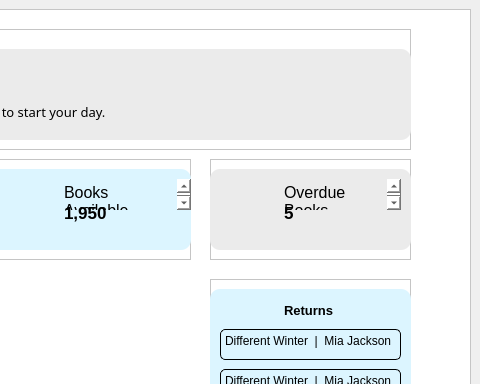
Qt form LIS/adminhome.ui (TenacioussD/library_information_system) before a commit; both pictures show x 539 to 1019 and y 0 to 384 of the 1019 by 670 pixel window.
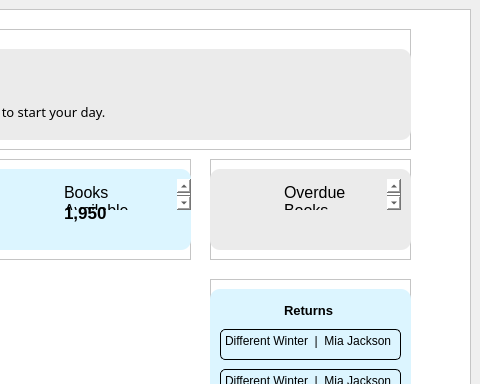
The same form after that commit. Icons and pictures are not drawn.

Patch:
```diff
--- a/LIS/adminhome.ui
+++ b/LIS/adminhome.ui
@@ -764,9 +764,9 @@
        <widget class="QPlainTextEdit" name="plainTextEdit_13">
         <property name="geometry">
          <rect>
-          <x>70</x>
-          <y>40</y>
-          <width>21</width>
+          <x>60</x>
+          <y>60</y>
+          <width>121</width>
           <height>31</height>
          </rect>
         </property>
@@ -779,7 +779,7 @@
          <enum>QFrame::NoFrame</enum>
         </property>
         <property name="plainText">
-         <string>5</string>
+         <string/>
         </property>
        </widget>
       </widget>
```
Left out of the diff: 2 changed lines with no effect on the pictures.
